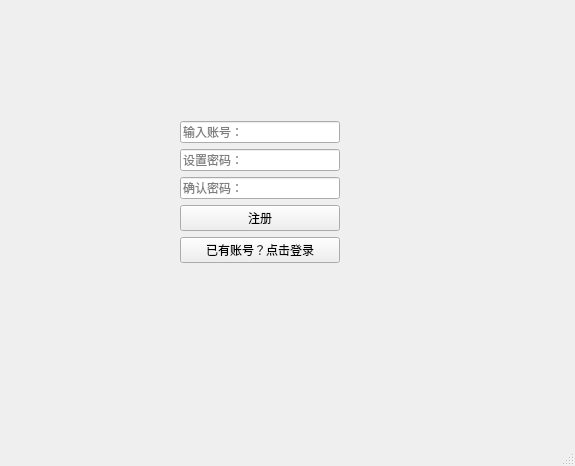
The window that gui/register.ui (zhangerfa/countCarNums) describes before a commit, drawn with Qt 5.
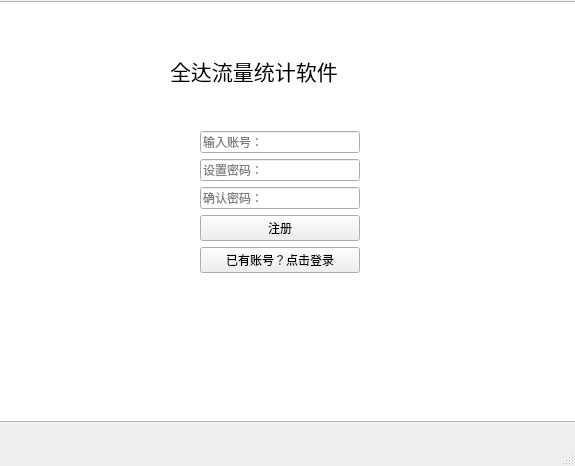
The same window after the commit. Icons and pictures are not drawn.

```diff
--- a/gui/register.ui
+++ b/gui/register.ui
@@ -17,8 +17,8 @@
    <widget class="QWidget" name="verticalLayoutWidget_2">
     <property name="geometry">
      <rect>
-      <x>180</x>
-      <y>110</y>
+      <x>200</x>
+      <y>120</y>
       <width>160</width>
       <height>164</height>
      </rect>
@@ -71,6 +71,44 @@
      </item>
     </layout>
    </widget>
+   <widget class="QLabel" name="label_3">
+    <property name="geometry">
+     <rect>
+      <x>170</x>
+      <y>50</y>
+      <width>231</width>
+      <height>41</height>
+     </rect>
+    </property>
+    <property name="font">
+     <font>
+      <family>楷体</family>
+      <pointsize>16</pointsize>
+     </font>
+    </property>
+    <property name="styleSheet">
+     <string notr="true">background-color: rgb(255, 255, 255);</string>
+    </property>
+    <property name="text">
+     <string>全达流量统计软件</string>
+    </property>
+   </widget>
+   <widget class="QListView" name="listView">
+    <property name="geometry">
+     <rect>
+      <x>-5</x>
+      <y>1</y>
+      <width>581</width>
+      <height>421</height>
+     </rect>
+    </property>
+    <property name="styleSheet">
+     <string notr="true">border-image: url(:/img/background.png)</string>
+    </property>
+   </widget>
+   <zorder>listView</zorder>
+   <zorder>verticalLayoutWidget_2</zorder>
+   <zorder>label_3</zorder>
   </widget>
   <widget class="QMenuBar" name="menubar">
    <property name="geometry">
```
Left out of the diff: 4 changed lines with no effect on the pictures.
